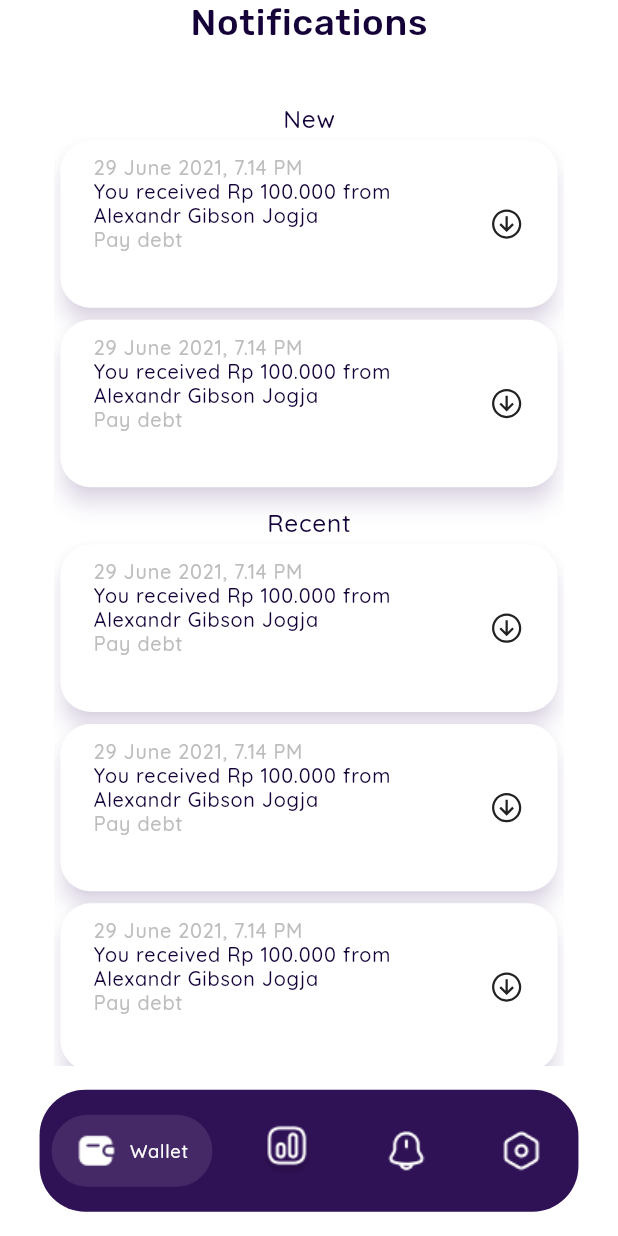
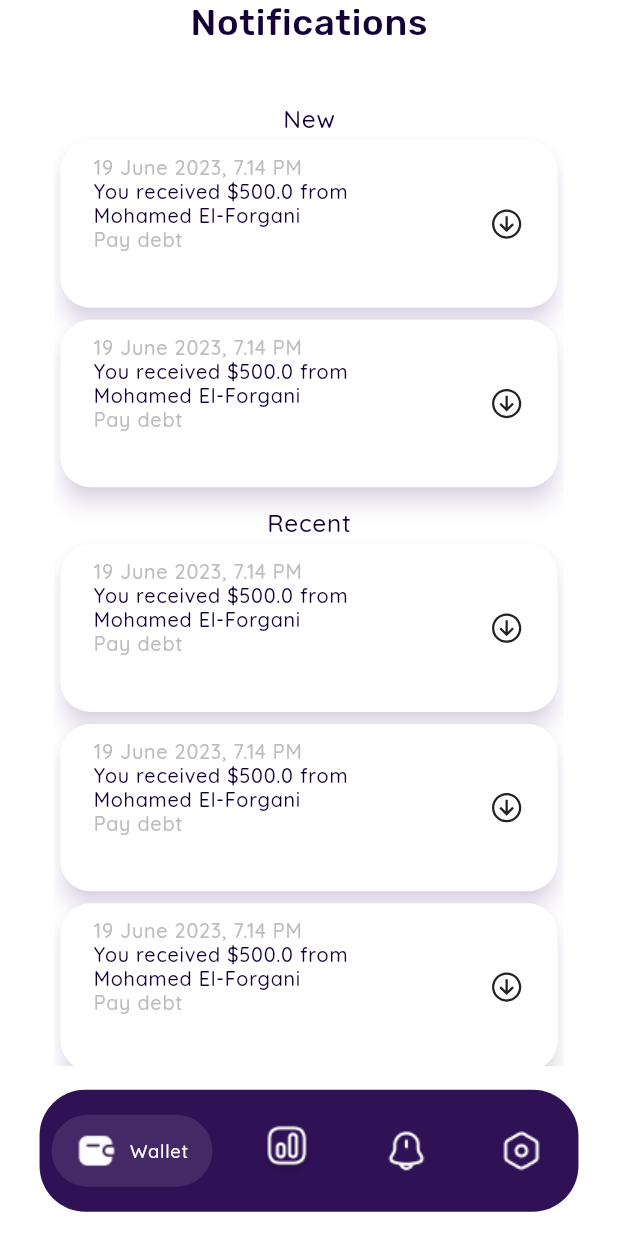
Before and after one commit to elforgaani/wallet_app_flutter_ui, a Flutter app: the HomeView screen opened by its route, swiped to page 3, on a phone screen of 412 x 824 dp. Run offline on Flutter 3.47's test engine with Material 2 defaults, Android fonts, the phone set to English and light mode, and no system bars; drawn by our look-alikes of salomon_bottom_bar; our stand-ins replace bloc, flutter_bloc, flutter_screenutil, line_icons.

Commit message:
Adding screenshots

```diff
--- a/lib/app/app.dart
+++ b/lib/app/app.dart
@@ -22,6 +22,7 @@ class _MyAppState extends State<MyApp> {
       designSize: designSize,
       builder: (context, child) {
         return MaterialApp(
+          debugShowCheckedModeBanner: false,
           theme: getAppTheme(),
           onGenerateRoute: RouteManager.getRoute,
           home: const SignUpView(),
--- a/lib/features/home/presentation/components/notification_card.dart
+++ b/lib/features/home/presentation/components/notification_card.dart
@@ -31,11 +31,11 @@ class NotificationCard extends StatelessWidget {
                   crossAxisAlignment: CrossAxisAlignment.start,
                   children: [
                     Text(
-                      '29 June 2021, 7.14 PM',
+                      '19 June 2023, 7.14 PM',
                       style: Theme.of(context).textTheme.labelSmall,
                     ),
                     Text(
-                      'You received Rp 100.000 from\nAlexandr Gibson Jogja',
+                      'You received \$500.0 from\nMohamed El-Forgani',
                       style: Theme.of(context).textTheme.labelSmall!.copyWith(
                             color: ColorManager.blackPurple,
                           ),
--- a/lib/features/home/presentation/components/profile_settings_list_view.dart
+++ b/lib/features/home/presentation/components/profile_settings_list_view.dart
@@ -19,6 +19,7 @@ class ProfileSettingsListView extends StatelessWidget {
   @override
   Widget build(BuildContext context) {
     return ListView.separated(
+        physics: const NeverScrollableScrollPhysics(),
         itemBuilder: ((context, index) {
           return profileSettingsItems[index];
         }),
--- a/lib/features/home/presentation/components/settings_list_view.dart
+++ b/lib/features/home/presentation/components/settings_list_view.dart
@@ -31,6 +31,7 @@ class SettingListView extends StatelessWidget {
   @override
   Widget build(BuildContext context) {
     return ListView.separated(
+        physics: const NeverScrollableScrollPhysics(),
         itemBuilder: (context, index) {
           return settingsListItems[index];
         },
```
Also changed, not shown: 8 other files.
